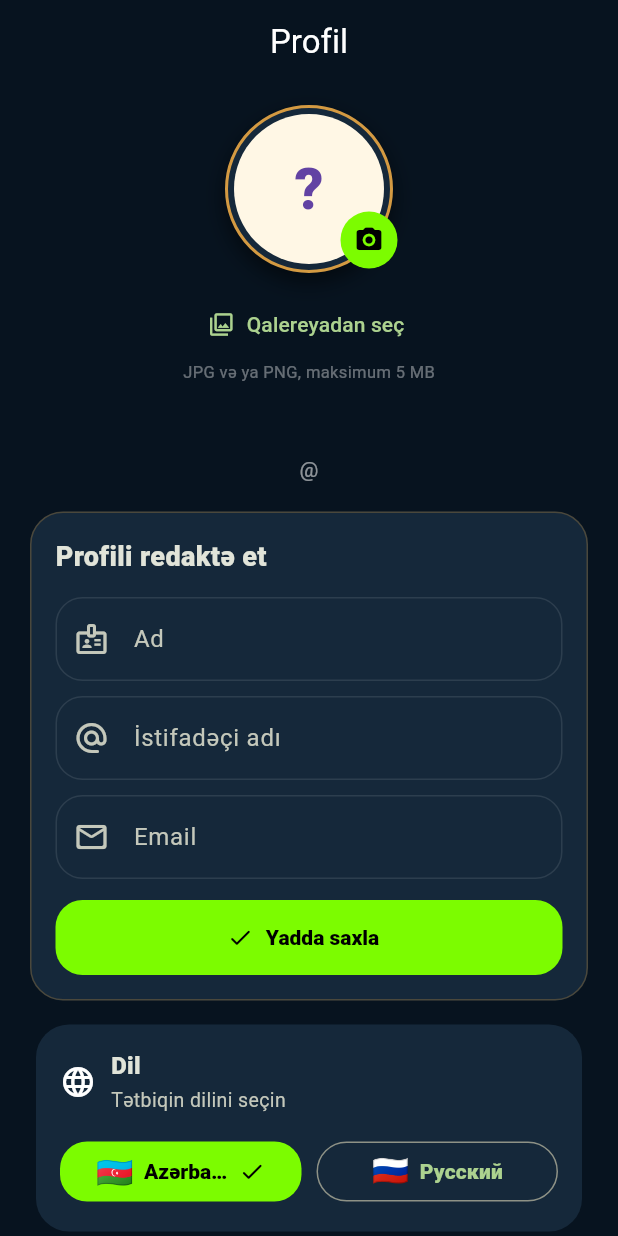
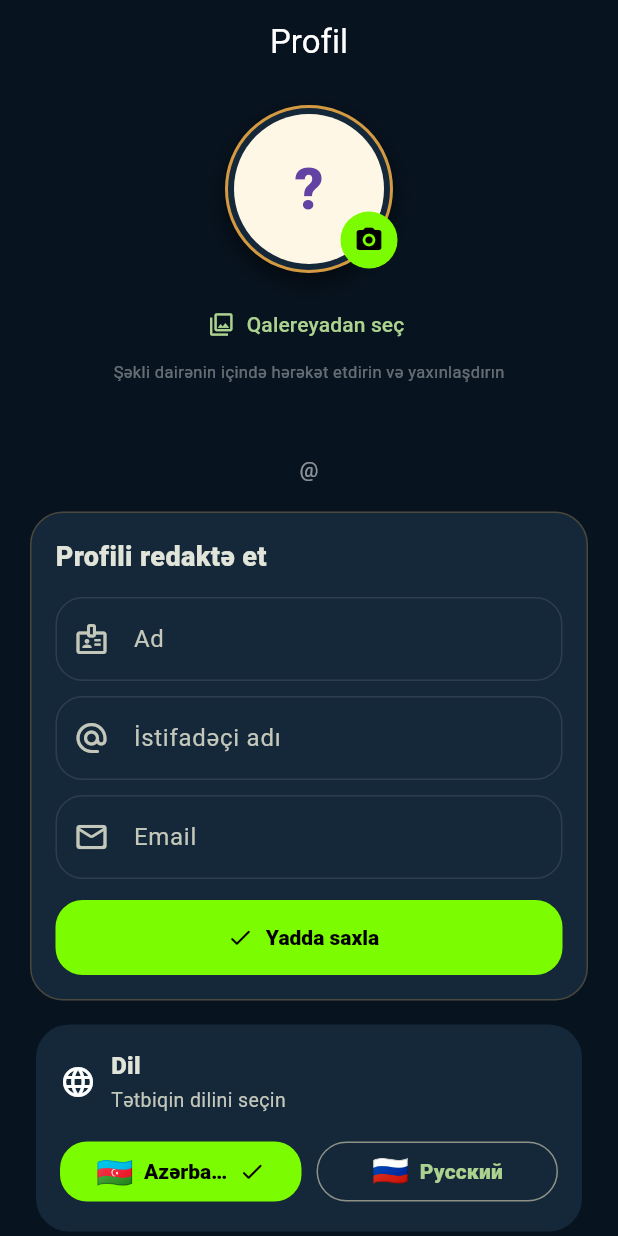
Before and after one commit to theyali/domino_app, a Flutter app: the ProfileScreen screen opened directly with empty values, on a phone screen of 412 x 824 dp. Run offline on Flutter 3.47's test engine with Material 3 defaults, Android fonts, the light colour scheme and no system bars; our stand-ins replace audioplayers, image_picker, qr_flutter, shared_preferences; accounts and stored records are empty.

Commit message:
Add avatar cropper translations

```diff
--- a/lib/localization/profile_strings.dart
+++ b/lib/localization/profile_strings.dart
@@ -11,17 +11,37 @@ class ProfileStrings {
     return ProfileStrings._(context.appLanguage.code == 'az');
   }
 
-  String get editProfile => isAzerbaijani ? 'Profili redaktə et' : 'Редактировать профиль';
+  String get editProfile =>
+      isAzerbaijani ? 'Profili redaktə et' : 'Редактировать профиль';
   String get displayName => isAzerbaijani ? 'Ad' : 'Имя';
-  String get username => isAzerbaijani ? 'İstifadəçi adı' : 'Имя пользователя';
+  String get username =>
+      isAzerbaijani ? 'İstifadəçi adı' : 'Имя пользователя';
   String get email => 'Email';
   String get changeAvatar => isAzerbaijani ? 'Şəkli dəyiş' : 'Изменить фото';
-  String get chooseFromGallery => isAzerbaijani ? 'Qalereyadan seç' : 'Выбрать из галереи';
+  String get chooseFromGallery =>
+      isAzerbaijani ? 'Qalereyadan seç' : 'Выбрать из галереи';
+  String get cropAvatar =>
+      isAzerbaijani ? 'Profil şəklini seç' : 'Выбери область аватара';
+  String get useAvatar => isAzerbaijani ? 'Hazır' : 'Готово';
+  String get cancel => isAzerbaijani ? 'Ləğv et' : 'Отмена';
   String get save => isAzerbaijani ? 'Yadda saxla' : 'Сохранить';
-  String get saving => isAzerbaijani ? 'Yadda saxlanılır...' : 'Сохраняем...';
-  String get saved => isAzerbaijani ? 'Profil yeniləndi' : 'Профиль обновлён';
-  String get saveFailed => isAzerbaijani ? 'Profili yeniləmək mümkün olmadı.' : 'Не удалось обновить профиль.';
-  String get tokenMissing => isAzerbaijani ? 'Avtorizasiya sessiyası tapılmadı.' : 'Сессия авторизации не найдена.';
-  String get fillFields => isAzerbaijani ? 'Ad, istifadəçi adı və email sahələrini doldurun.' : 'Заполни имя, имя пользователя и email.';
-  String get avatarHint => isAzerbaijani ? 'JPG və ya PNG, maksimum 5 MB' : 'JPG или PNG, максимум 5 МБ';
+  String get saving =>
+      isAzerbaijani ? 'Yadda saxlanılır...' : 'Сохраняем...';
+  String get saved =>
+      isAzerbaijani ? 'Profil yeniləndi' : 'Профиль обновлён';
+  String get saveFailed => isAzerbaijani
+      ? 'Profili yeniləmək mümkün olmadı.'
+      : 'Не удалось обновить профиль.';
+  String get avatarCropFailed => isAzerbaijani
+      ? 'Şəkli kəsmək mümkün olmadı.'
+      : 'Не удалось подготовить аватар.';
+  String get tokenMissing => isAzerbaijani
+      ? 'Avtorizasiya sessiyası tapılmadı.'
+      : 'Сессия авторизации не найдена.';
+  String get fillFields => isAzerbaijani
+      ? 'Ad, istifadəçi adı və email sahələrini doldurun.'
+      : 'Заполни имя, имя пользователя и email.';
+  String get avatarHint => isAzerbaijani
+      ? 'Şəkli dairənin içində hərəkət etdirin və yaxınlaşdırın'
+      : 'После выбора можно двигать и масштабировать фото внутри круга';
 }
```
